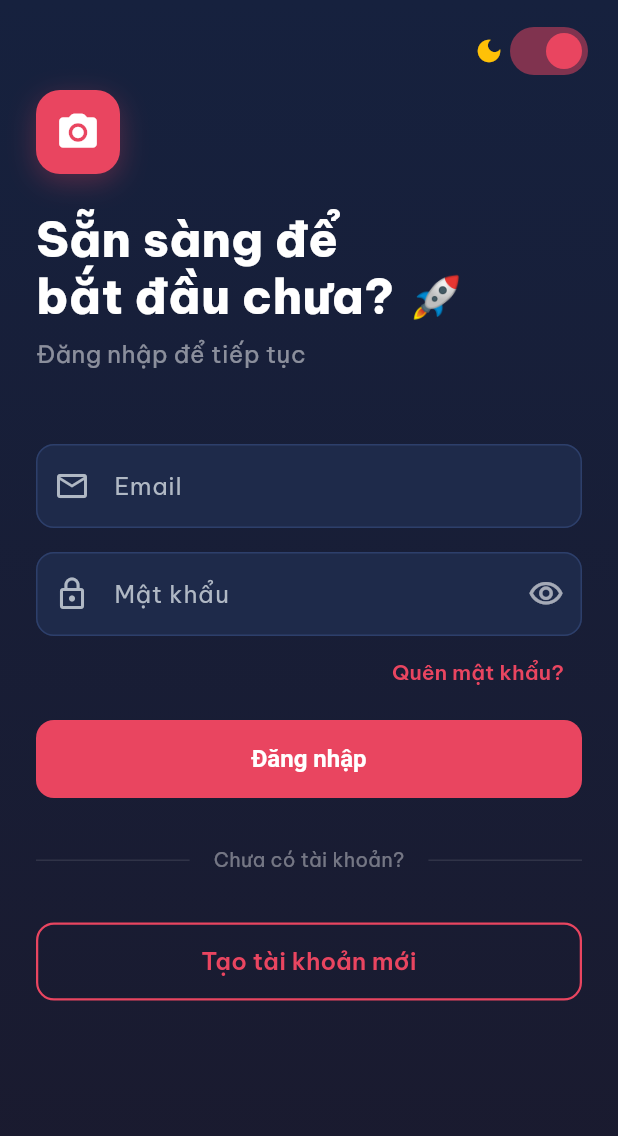
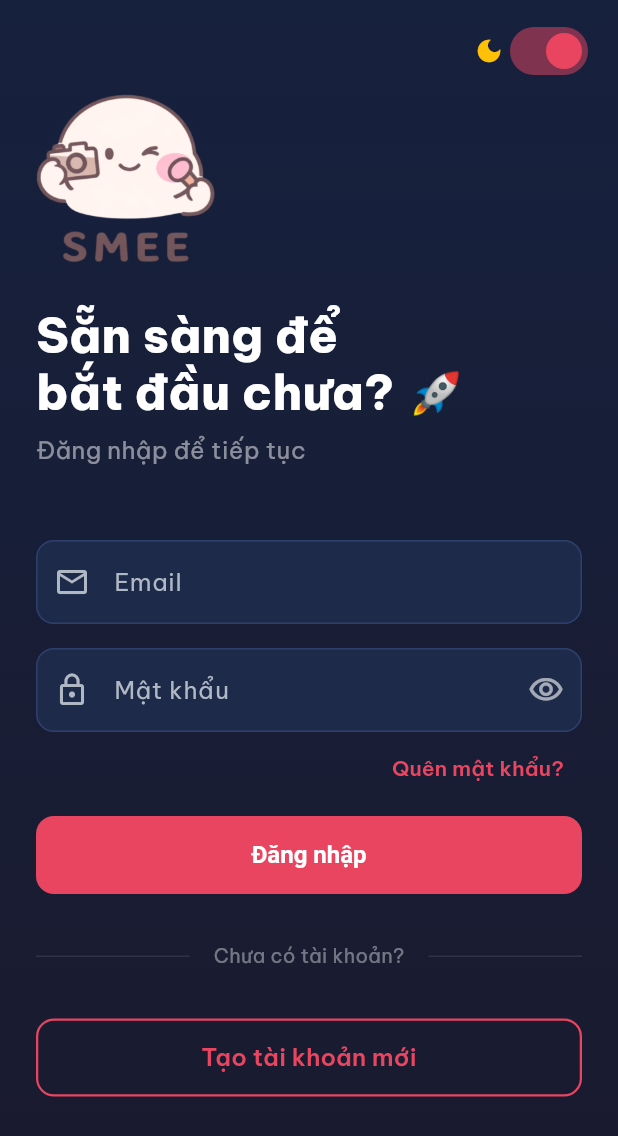
Before and after one commit to XwolveX/photo_booking_app, a Flutter app: the screen it shows after launch, on a phone screen of 412 x 824 dp. Shown: the top 1136 px of the screen. Run offline on Flutter 3.47's test engine with Material 3 defaults, Android fonts, the phone set to English and light mode, and no system bars; our stand-ins replace cloud_firestore, firebase_auth, firebase_core, firebase_storage, flutter_map, google_fonts and 3 more; accounts and stored records are empty.

Commit message:
change logo app

```diff
--- a/lib/main.dart
+++ b/lib/main.dart
@@ -18,7 +18,6 @@ void main() async {
   }
 
   runApp(
-    // Đưa các Provider lên cấp cao nhất để toàn app có thể truy cập
     MultiProvider(
       providers: [
         ChangeNotifierProvider(create: (_) => ThemeProvider()), // Quản lý giao diện
@@ -34,7 +33,6 @@ class MyApp extends StatelessWidget {
 
   @override
   Widget build(BuildContext context) {
-    // Sử dụng context.watch để MaterialApp tự động rebuild khi ThemeProvider thay đổi
     final themeProvider = context.watch<ThemeProvider>();
 
     return MaterialApp(
--- a/lib/screens/auth/login_screen.dart
+++ b/lib/screens/auth/login_screen.dart
@@ -67,7 +67,7 @@ class _LoginScreenState extends State<LoginScreen> {
         home = const MakeuperHomeScreen();
         break;
       default:
-        home = const UserMainScreen();           // ← ĐÃ SỬA
+        home = const UserMainScreen();
     }
     Navigator.pushAndRemoveUntil(
       context,
@@ -207,20 +207,13 @@ class _LoginScreenState extends State<LoginScreen> {
     return Column(
       crossAxisAlignment: CrossAxisAlignment.start,
       children: [
-        Container(
-          width: 56,
-          height: 56,
-          decoration: BoxDecoration(
-              color: isDark ? AppTheme.secondary : AppTheme.pinkAccent,
-              borderRadius: BorderRadius.circular(16),
-              boxShadow: [
-                BoxShadow(
-                  color: (isDark ? AppTheme.secondary : AppTheme.pinkAccent).withOpacity(0.3),
-                  blurRadius: 15,
-                  offset: const Offset(0, 5),
-                )
-              ]),
-          child: const Icon(Icons.camera_alt_rounded, color: Colors.white, size: 30),
+        SizedBox(
+          width: 120,
+          height: 120,
+          child: Image.asset(
+            'assets/icons/smee_logo.png',
+            fit: BoxFit.contain,
+          ),
         ),
         const SizedBox(height: 24),
         Text(
```
Also changed, not shown: pubspec.yaml (+13 -0 lines), assets/icons/app_icon.png (added), assets/icons/smee_logo.png (added), pubspec.lock, 35 other files.
